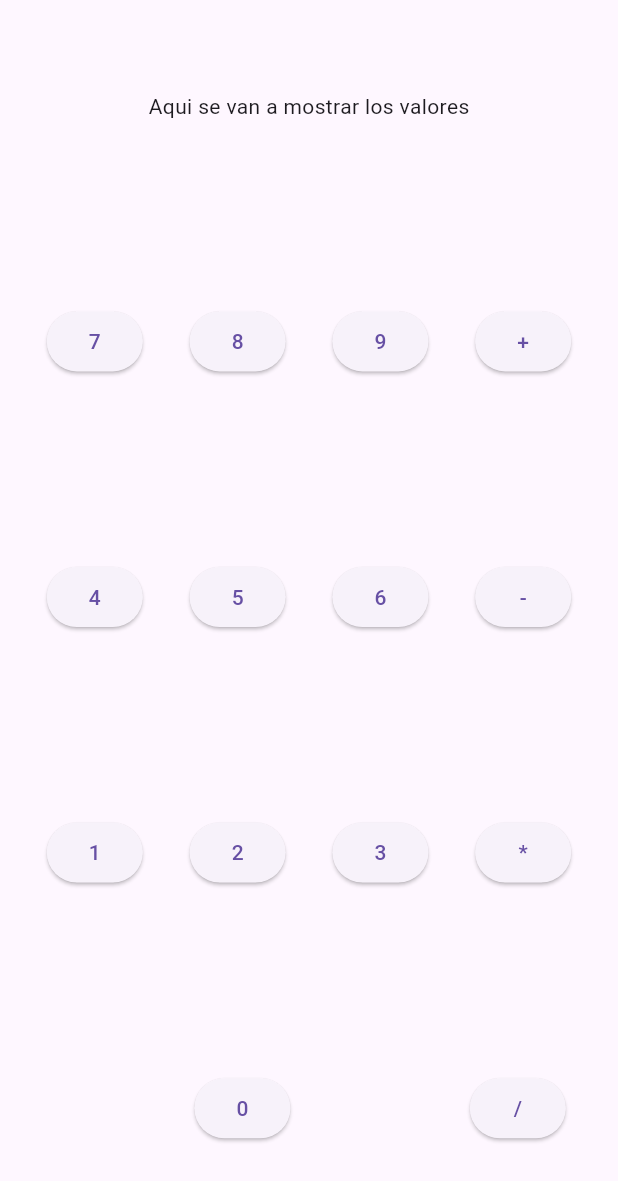
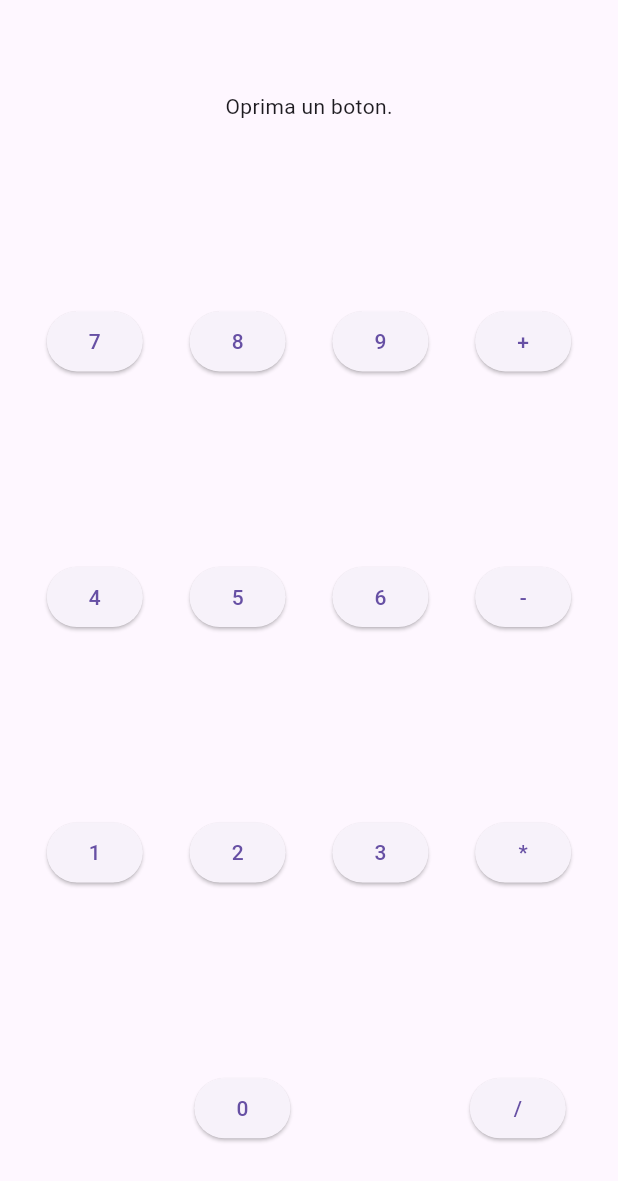
Before and after one commit to javert-galicia/sample_calculator_flutter, a Flutter app: the screen it shows after launch, on a phone screen of 412 x 824 dp. Shown: the top 1181 px of the screen. Run offline on Flutter 3.47's test engine with Material 3 defaults, Android fonts, the light colour scheme and no system bars.

Commit message:
Botones de numeros con accion.

```diff
--- a/lib/buttons.dart
+++ b/lib/buttons.dart
@@ -1,44 +1,49 @@
 import 'package:flutter/material.dart';
+import 'package:provider/provider.dart';
+import 'package:sample_calculator_flutter/calculator.dart';
 
 class Buttons extends StatelessWidget {
   const Buttons({super.key});
 
   @override
   Widget build(BuildContext context) {
+    var calculator = context.watch<Calculator>();
+    var valor = calculator.current;
+
     return Column(
           mainAxisAlignment: MainAxisAlignment.spaceAround,
             children: [
               //const SizedBox(height: 100,),
-              const Text('Aqui se van a mostrar los valores'),
+              Text(valor),
               Row(
                 mainAxisAlignment: MainAxisAlignment.spaceEvenly,
                 children: [
-                ElevatedButton(onPressed: (){ /**/ }, child: const Text('7')),
-                ElevatedButton(onPressed: (){ /**/ }, child: const Text('8')),
-                ElevatedButton(onPressed: (){ /**/ }, child: const Text('9')),
+                ElevatedButton(onPressed: calculator.seven, child: const Text('7')),
+                ElevatedButton(onPressed: calculator.eight, child: const Text('8')),
+                ElevatedButton(onPressed: calculator.nine, child: const Text('9')),
                 ElevatedButton(onPressed: (){ /**/ }, child: const Text('+')),
               ],),
               Row(
                 mainAxisAlignment: MainAxisAlignment.spaceEvenly,
                 children: [
-                ElevatedButton(onPressed: (){ /**/ }, child: const Text('4')),
-                ElevatedButton(onPressed: (){ /**/ }, child: const Text('5')),
-                ElevatedButton(onPressed: (){ /**/ }, child: const Text('6')),
+                ElevatedButton(onPressed: calculator.four, child: const Text('4')),
+                ElevatedButton(onPressed: calculator.five, child: const Text('5')),
+                ElevatedButton(onPressed: calculator.six, child: const Text('6')),
                 ElevatedButton(onPressed: (){ /**/ }, child: const Text('-')),
               ],),
               Row(
                 mainAxisAlignment: MainAxisAlignment.spaceEvenly,
                 children: [
-                ElevatedButton(onPressed: (){ /**/ }, child: const Text('1')),
-                ElevatedButton(onPressed: (){ /**/ }, child: const Text('2')),
-                ElevatedButton(onPressed: (){ /**/ }, child: const Text('3')),
+                ElevatedButton(onPressed: calculator.one, child: const Text('1')),
+                ElevatedButton(onPressed: calculator.two, child: const Text('2')),
+                ElevatedButton(onPressed: calculator.three, child: const Text('3')),
                 ElevatedButton(onPressed: (){ /**/ }, child: const Text('*')),
               ],),
               Row(
                 mainAxisAlignment: MainAxisAlignment.spaceEvenly,
                 children: [
                 const SizedBox(width: 60,),
-                ElevatedButton(onPressed: (){ /**/ }, child: const Text('0')),
+                ElevatedButton(onPressed: calculator.zero, child: const Text('0')),
                 const SizedBox(width: 50,),
                 ElevatedButton(onPressed: (){ /**/ }, child: const Text('/')),
               ],),
--- a/lib/main.dart
+++ b/lib/main.dart
@@ -1,5 +1,8 @@
 import 'package:flutter/material.dart';
 import 'package:sample_calculator_flutter/buttons.dart';
+import 'package:provider/provider.dart';
+import 'package:sample_calculator_flutter/calculator.dart';
+
 void main() {
   runApp(const MainApp());
 }
@@ -9,9 +12,12 @@ class MainApp extends StatelessWidget {
 
   @override
   Widget build(BuildContext context) {
-    return const MaterialApp(
-      home: Scaffold(
-          body: Buttons(),
+    return  ChangeNotifierProvider(
+      create: (context) => Calculator(),
+      child: const MaterialApp(
+          home: Scaffold(
+              body: Buttons(),
+            ),
         ),
     );
   }
--- a/pubspec.yaml
+++ b/pubspec.yaml
@@ -10,6 +10,8 @@ dependencies:
   flutter:
     sdk: flutter
 
+  provider: ^6.0.0
+
 dev_dependencies:
   flutter_test:
     sdk: flutter
```
Also changed, not shown: lib/calculator.dart (added, +45 -0 lines), pubspec.lock.
